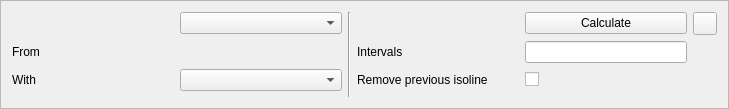
Above: kadasrouting/gui/reachibilitybottombar.ui from kadas-albireo/kadas-albireo2 before the change. Below: the same form after it.
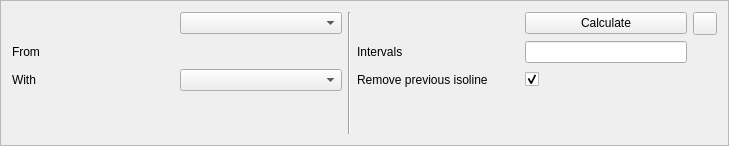
That is the form after the change. Icons and pictures are not drawn.

Commit message: Add user interface.

The edit to the form file:
```diff
--- a/kadasrouting/gui/reachibilitybottombar.ui
+++ b/kadasrouting/gui/reachibilitybottombar.ui
@@ -7,7 +7,7 @@
     <x>0</x>
     <y>0</y>
     <width>729</width>
-    <height>101</height>
+    <height>146</height>
    </rect>
   </property>
   <property name="windowTitle">
@@ -96,6 +96,9 @@
      <property name="text">
       <string/>
      </property>
+     <property name="checked">
+      <bool>true</bool>
+     </property>
     </widget>
    </item>
    <item row="3" column="1">
```
The commit also changes 2 other files.
